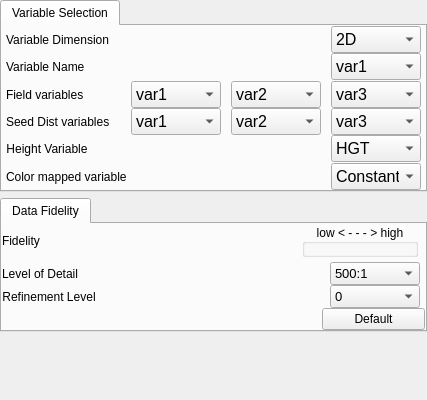
Qt form apps/vaporgui/VariablesWidgetGUI.ui (StasJ/vapor-formatted) before a commit.
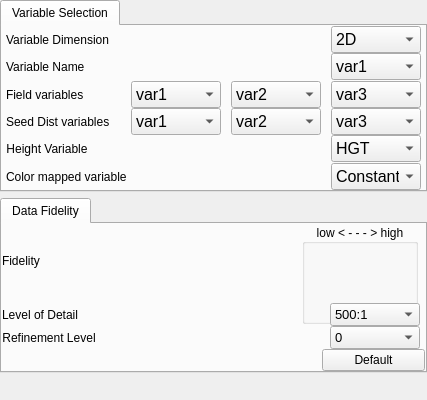
The same form after that commit.

Commit message: Set minimum height of Fidelity Controller to 100

```diff
--- a/apps/vaporgui/VariablesWidgetGUI.ui
+++ b/apps/vaporgui/VariablesWidgetGUI.ui
@@ -850,6 +850,12 @@
            </item>
            <item>
             <widget class="QGroupBox" name="fidelityBox">
+             <property name="minimumSize">
+              <size>
+               <width>0</width>
+               <height>100</height>
+              </size>
+             </property>
              <property name="whatsThis">
               <string>The fidelity setting controls both refinement levels and level of detail (LOD).  Click on the &quot;Set Default Fidelity&quot; button to establish a fidelity level that is interactive on the current platform.</string>
              </property>
```
